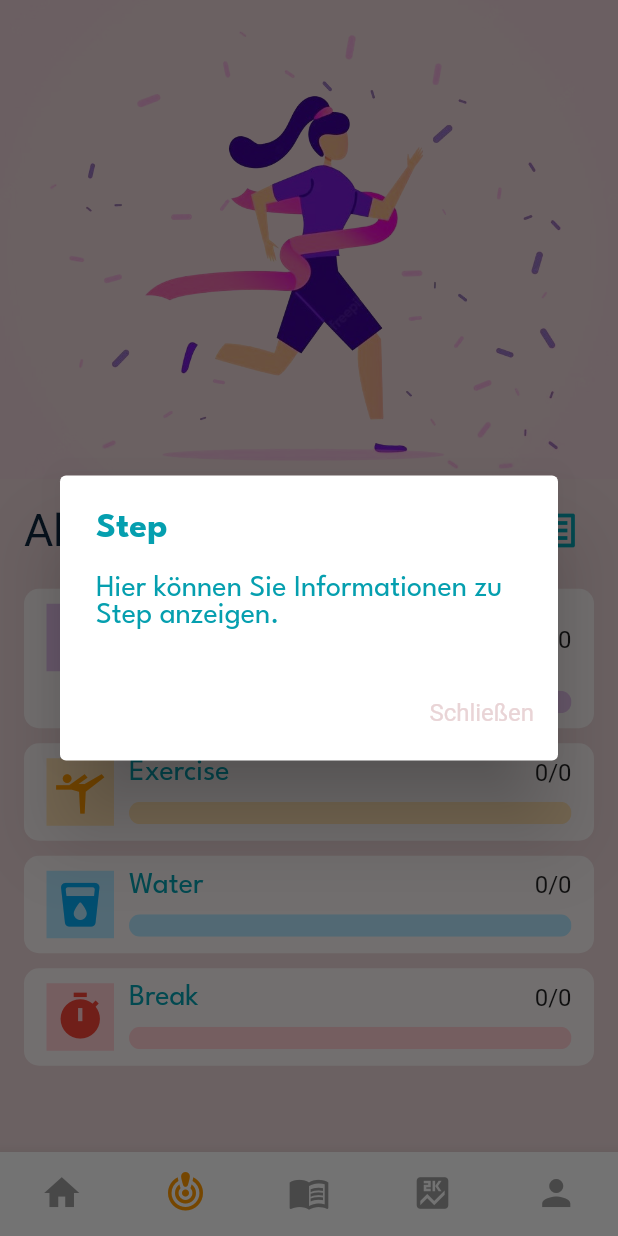
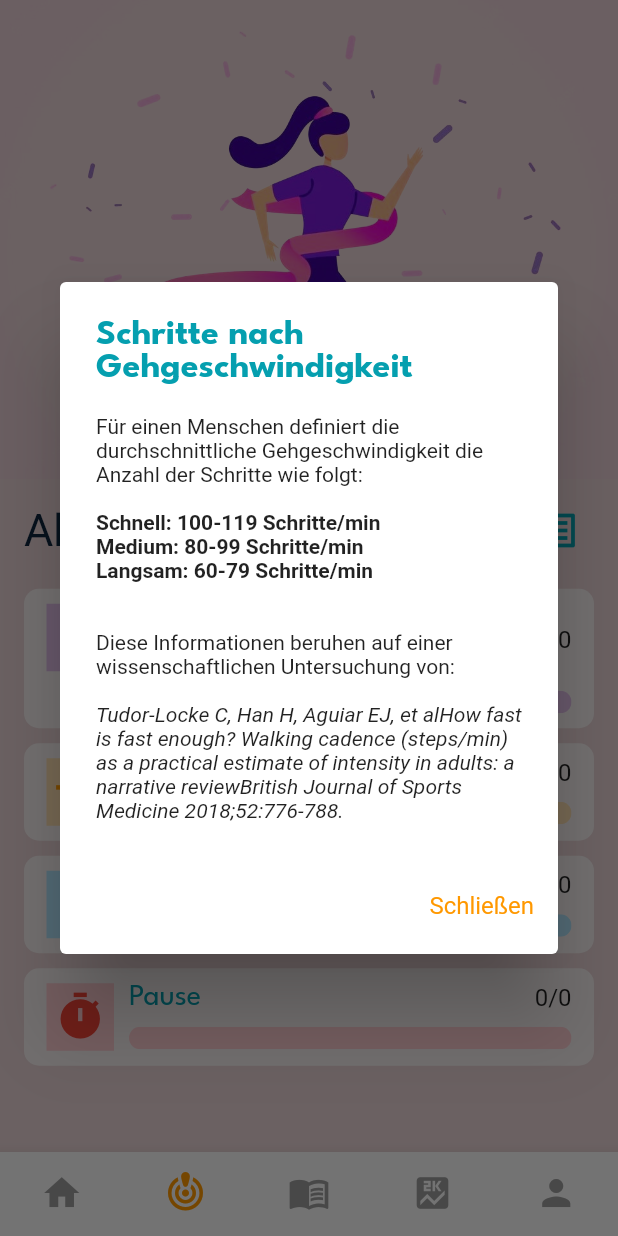
Before and after one commit to sourav-bh/carda-fit, a Flutter app: the LandingPage screen opened by its route, item 2 of the bottom bar chosen, after a tap on the "info" icon, on a phone screen of 412 x 824 dp. Run offline on Flutter 3.47's test engine with Material 2 defaults, Android fonts, the phone set to English and light mode, and no system bars; our stand-ins replace cached_network_image, firebase_core, firebase_messaging, flutter_local_notifications, flutter_svg, multi_select_flutter and 5 more; missing offline and left inert: any_link_preview, dart:ffi, excel, gradient_slide_to_act, random_avatar; accounts and stored records are empty; network calls fail; Roboto replaces fonts that are missing (NotoSans).

Commit message:
Fix minor issues and comment out exercise loading in splash for release build 3.0.2

```diff
--- a/lib/service/database_helper.dart
+++ b/lib/service/database_helper.dart
@@ -53,8 +53,8 @@ class DatabaseHelper {
     return await openDatabase(
       path,
       version: 7,
-      onCreate: _onCreate,
-      onUpgrade: _onUpgrade,
+      onCreate: _onCreate, // new users
+      onUpgrade: _onUpgrade, // old users
     );
   }
 
@@ -199,6 +199,7 @@ class DatabaseHelper {
         'ADD workingDays VARCHAR,'
         'ADD workStartTime VARCHAR,'
         'ADD workEndTime VARCHAR,'
+        'ADD walkingSpeed VARCHAR,'
         'ADD diseases VARCHAR,'
         'ADD preferredAlerts VARCHAR,'
         'ADD isMergedAlertSet INTEGER;');
--- a/lib/util/app_constant.dart
+++ b/lib/util/app_constant.dart
@@ -25,7 +25,7 @@ class AppCache {
   int userDbId = 0;
   int quoteIndex = 0;
   List<Exercise> exercises = [];
-  List<LearningContent> contents = [];
+  List<LearningContent> learningContents = [];
   String authToken = "";
   String fcmToken = "";
   bool didNotificationLaunchApp = false;
--- a/lib/util/common_util.dart
+++ b/lib/util/common_util.dart
@@ -221,17 +221,51 @@ class CommonUtil {
   static String getTaskAlertName(TaskType? type) {
     switch(type) {
       case TaskType.waterWithBreak:
-        return "Water & Break";
+        return "Wasser & Pause";
       case TaskType.exercise:
-        return "Exercise";
+        return "Übung";
       case TaskType.walkWithExercise:
-        return "Walk & Exercise";
+        return "Schritt & Übung";
       case TaskType.steps:
-        return "Walk";
+        return "Schritt";
       case TaskType.water:
-        return "Water";
+        return "Wasser";
       case TaskType.breaks:
-        return "Break";
+        return "Pause";
+      default:
+        return "";
+    }
+  }
+
+  static String convertPreferredAlertNames(String preferredAlerts) {
+    if (preferredAlerts == 'Nicht ausgewählt') return preferredAlerts;
+
+    List<String> alerts = preferredAlerts.split(", ");
+    String result = "";
+    for (var alert in alerts) {
+      print(alert);
+      String convertedName = getPreferredAlertNameFromENtoDE(alert.trim());
+      print(convertedName);
+      result += convertedName;
+      result += ', ';
+    }
+    return result.isNotEmpty ? result.substring(0, result.length - 2) : "";
+  }
+
+  static String getPreferredAlertNameFromENtoDE(String preferredAlert) {
+    switch(preferredAlert) {
+      case 'waterWithBreak':
+        return 'Wasser & Pause';
+      case 'exercise':
+        return "Übung";
+      case 'walkWithExercise':
+        return "Schritt & Übung ";
+      case 'steps':
+        return "Schritt";
+      case 'water':
+        return "Wasser";
+      case 'breaks':
+        return "Pause";
       default:
         return "";
     }
--- a/lib/view/edit_profile_page.dart
+++ b/lib/view/edit_profile_page.dart
@@ -45,7 +45,7 @@ class _EditProfilePageState extends State<EditProfilePage> {
       List.filled(CommonUtil.weekdayNames.length, false);
   String? _startTime = '';
   String? _endTime = '';
-  WalkingSpeed? _walkingSpeedValue;
+  WalkingSpeed? _walkingSpeedValue = WalkingSpeed.medium;
 
   final List<String> _conditionItems = [
     'Herz',
@@ -281,6 +281,7 @@ class _EditProfilePageState extends State<EditProfilePage> {
           _genderValue != null ? _genderValue.toString().split('.').last : "",
       weight: weight,
       height: height,
+      walkingSpeed: _walkingSpeedValue.toString().split('.').last,
       jobPosition: designation,
       jobType:
           _jobTypeValue != null ? _jobTypeValue.toString().split('.').last : "",
@@ -537,9 +538,9 @@ class _EditProfilePageState extends State<EditProfilePage> {
                     padding: const EdgeInsets.symmetric(
                         vertical: 10, horizontal: 10),
                     children: const {
-                      WalkingSpeed.fast: Text('schnell'),
-                      WalkingSpeed.medium: Text('medium'),
-                      WalkingSpeed.slow: Text('langsam'),
+                      WalkingSpeed.fast: Text('Schnell'),
+                      WalkingSpeed.medium: Text('Medium'),
+                      WalkingSpeed.slow: Text('Langsam'),
                     },
                     onValueChanged: (groupValue) {
                       setState(() {
--- a/lib/view/home_page.dart
+++ b/lib/view/home_page.dart
@@ -1,6 +1,7 @@
 import 'dart:math';
 
 import 'package:app/app.dart';
+import 'package:app/model/learning.dart';
 import 'package:app/model/user_daily_target.dart';
 import 'package:app/util/app_constant.dart';
 import 'package:app/util/app_style.dart';
@@ -29,6 +30,7 @@ class _HomePageState extends State<HomePage> {
   final List<FitnessItemInfo> _dailyFitnessItems = List.empty(growable: true);
   final List<LearningMaterialInfo> _learningMaterials =
       List.empty(growable: true);
+
   SnoozeTime? _selectedSnoozeTimeVal;
   final List<SnoozeTime> _snoozeTimeItems = [
     SnoozeTime(duration: const Duration(minutes: 5), isSelected: false),
@@ -47,7 +49,7 @@ class _HomePageState extends State<HomePage> {
 
     _dailyFitnessItems.addAll(FitnessItemInfo.generateDummyList());
 
-    // _createRandomAlerts();
+    _checkSnoozeTimeStatus();
     _loadCurrentProgress();
     _loadLearningContent();
   }
@@ -100,9 +102,9 @@ class _HomePageState extends State<HomePage> {
 //Wenn die Liste AppCache.instance.contents nicht leer ist, wird der erste Lerninhalt ausgewählt
 //und in die Liste _learningMaterials hinzugefügt. */
   _loadLearningContent() async {
-    if (AppCache.instance.contents.isNotEmpty) {
+    if (AppCache.instance.learningContents.isNotEmpty) {
       var info = await LearningMaterialInfo.copyContentFromLink(
-          AppCache.instance.contents.first);
+          AppCache.instance.learningContents.first);
       if (mounted) {
         setState(() {
           _learningMaterials.add(info);
@@ -160,12 +162,12 @@ class _HomePageState extends State<HomePage> {
                 Visibility(
                     visible: true,
                     child: Container(
-                      child: Container(
                       padding: const EdgeInsets.all(5),
                       child: Padding(
                           padding:
                               const EdgeInsets.only(left: 10.0, top: 10.0),
                           child: Row(
+                            crossAxisAlignment: CrossAxisAlignment.start,
                             children: [
                               Expanded(
                                 flex: 2,
@@ -203,33 +205,30 @@ class _HomePageState extends State<HomePage> {
                                 ),
                               ),
                               Padding(
-                                  padding: const EdgeInsets.all(10),
+                                padding: const EdgeInsets.symmetric(
+                                    horizontal: 10),
                                 child: GestureDetector(
                                   onTap: () {
                                     _showSnoozeTimeSelected(context);
                                   },
                                   child: Container(
-                                      decoration: BoxDecoration(
-                                        color: Colors.white,
-                                        borderRadius: BorderRadius.circular(10),
-                                        boxShadow: [
-                                          BoxShadow(
-                                            color: Colors.grey.withOpacity(0.5),
-                                            spreadRadius: 2,
-                                            blurRadius: 5,
-                                            offset: Offset(0, 3),
-                                          ),
-                                        ],
+                                    margin: const EdgeInsets.only(left: 20),
+                                    decoration: CommonUtil.getRectangleBoxDecoration(
+                                        _selectedSnoozeTimeVal != null
+                                            ? Colors.orangeAccent
+                                            : Colors.white70,
+                                        10
                                     ),
                                     child: Padding(
-                                        padding: const EdgeInsets.all(10),
-                                        child: Row(
+                                      padding: const EdgeInsets.all(5),
+                                      child: Column(
                                         mainAxisSize: MainAxisSize.min,
                                         children: [
-                                            Icon(Icons.snooze,
-                                                size: 20, color: Colors.black),
-                                            const SizedBox(width: 10),
-                                            const Text('Stummschalten'),
+                                          const Icon(Icons.snooze, size: 20, color: Colors.black),
+                                          const SizedBox(height: 0),
+                                          Text(_selectedSnoozeTimeVal != null
+                                              ? '${_selectedSnoozeTimeVal!.duration.inMinutes} min'
+                                              : 'Snooze'),
                                         ],
                                       ),
                                     ),
@@ -237,9 +236,10 @@ class _HomePageState extends State<HomePage> {
                                 ),
                               ),
                             ],
-                            )),
+                          )
                       ),
-                    )),
+                    )
+                ),
                 Container(
                   margin: const EdgeInsets.fromLTRB(16, 10, 16, 10),
                   padding: const EdgeInsets.all(15),
--- a/lib/view/landing_page.dart
+++ b/lib/view/landing_page.dart
@@ -243,7 +243,7 @@ class _LandingPageState extends State<LandingPage> {
     var bytes = data.buffer.asUint8List(data.offsetInBytes, data.lengthInBytes);
     var excel = Excel.decodeBytes(bytes);
 
-    AppCache.instance.contents.clear();
+    AppCache.instance.learningContents.clear();
     List<LearningContent> learningContents = [];
     for (var table in excel.tables.keys) {
       Sheet? sheet = excel.tables[table];
@@ -259,7 +259,7 @@ class _LandingPageState extends State<LandingPage> {
           content.contentUri = linkCell?.value.toString();
           learningContents.add(content);
 
-          AppCache.instance.contents.add(content);
+          AppCache.instance.learningContents.add(content);
           DatabaseHelper.instance.addLearningContent(content);
         }
 
--- a/lib/view/registration_page.dart
+++ b/lib/view/registration_page.dart
@@ -51,7 +51,7 @@ class _RegistrationPageState extends State<RegistrationPage> {
   final TextEditingController _designationText = TextEditingController();
 
   Gender? _genderValue;
-  WalkingSpeed? _walkingSpeedValue;
+  WalkingSpeed? _walkingSpeedValue = WalkingSpeed.medium;
   JobType? _jobTypeValue;
   String? _avatarImage;
 
@@ -177,6 +177,7 @@ class _RegistrationPageState extends State<RegistrationPage> {
           _genderValue != null ? _genderValue.toString().split('.').last : "",
       weight: weight,
       height: height,
+      walkingSpeed: _walkingSpeedValue.toString().split('.').last,
       teamName: AppConstant.teamNameForCustomBuild,
       score: 0,
       jobPosition: designation,
@@ -736,9 +737,9 @@ class _RegistrationPageState extends State<RegistrationPage> {
                     padding: const EdgeInsets.symmetric(
                         vertical: 10, horizontal: 10),
                     children: const {
-                      WalkingSpeed.fast: Text('schnell'),
-                      WalkingSpeed.medium: Text('medium'),
-                      WalkingSpeed.slow: Text('langsam'),
+                      WalkingSpeed.fast: Text('Schnell'),
+                      WalkingSpeed.medium: Text('Medium'),
+                      WalkingSpeed.slow: Text('Langsam'),
                     },
                     onValueChanged: (groupValue) {
                       setState(() {
--- a/lib/view/splash_page.dart
+++ b/lib/view/splash_page.dart
@@ -68,10 +68,11 @@ class _SplashPageState extends State<SplashPage> {
   Future<bool> checkDataSaved() async {
     // bool check if data is saved
     final dbHelper = DatabaseHelper.instance;
-    final exercises = await dbHelper.getExercises();
+    // final exercises = await dbHelper.getExercises();
     final learningContents = await dbHelper.getLearningContents();
+    AppCache.instance.learningContents = learningContents;
 
-    return exercises.isNotEmpty && learningContents.isNotEmpty;
+    return /*exercises.isNotEmpty && */learningContents.isNotEmpty;
   }
 
 //**Eine Methode zum Laden von Übungsdaten aus einer Excel-Datei im Assets-Ordner der App.
@@ -135,20 +136,17 @@ class _SplashPageState extends State<SplashPage> {
             exercise.duration = duration;
             exercise.url = url;
 
-            exercise.stepsJson = json.encode(steps);
-
+            // exercise.stepsJson = json.encode(steps);
             exercise.steps = [];
             exercise.steps?.addAll(steps);
 
-            await dbHelper.addExercise(exercise);
-
-            List<Exercise> exercises = await dbHelper.getExercises();
-
+            // await dbHelper.addExercise(exercise);
+            // List<Exercise> exercises = await dbHelper.getExercises();
               // Deserialize the stepsJson field back into a list of ExerciseStep
-            exercises.forEach((exercise) {
-              List<dynamic> stepsJson = json.decode(exercise.stepsJson!);
-              exercise.steps = stepsJson.map((step) => ExerciseStep.fromMap(step)).toList();
-            });
+            // exercises.forEach((exercise) {
+            //   List<dynamic> stepsJson = json.decode(exercise.stepsJson!);
+            //   exercise.steps = stepsJson.map((step) => ExerciseStep.fromMap(step)).toList();
+            // });
 
             exerciseName = "";
             duration = 0;
@@ -168,8 +166,7 @@ class _SplashPageState extends State<SplashPage> {
     var bytes = data.buffer.asUint8List(data.offsetInBytes, data.lengthInBytes);
     var excel = Excel.decodeBytes(bytes);
 
-    AppCache.instance.contents.clear();
-
+    AppCache.instance.learningContents.clear();
     final dbHelper = DatabaseHelper.instance;
 
     for (var table in excel.tables.keys) {
--- a/lib/view/user_activity_page.dart
+++ b/lib/view/user_activity_page.dart
@@ -1,5 +1,7 @@
 import 'package:app/app.dart';
 import 'package:app/model/user_daily_target.dart';
+import 'package:app/model/user_info.dart';
+import 'package:app/service/database_helper.dart';
 import 'package:app/util/app_style.dart';
 import 'package:app/util/shared_preference.dart';
 import 'package:app/view/widgets/user_activity_item.dart';
@@ -17,10 +19,31 @@ class UserActivityPage extends StatefulWidget {
 class _UserActivityPageState extends State<UserActivityPage> {
   DailyTarget? _dailyTarget;
   DailyTarget? _completedJobs;
+  WalkingSpeed? _walkingSpeedValue = WalkingSpeed.medium;
 
   @override
   void initState() {
     super.initState();
+
+    _loadUserInfo();
+  }
+
+  _loadUserInfo() async {
+    int userDbId = await SharedPref.instance.getValue(SharedPref.keyUserDbId);
+    UserInfo? userInfo = await DatabaseHelper.instance.getUserInfo(userDbId);
+    if (userInfo != null) {
+      setState(() {
+        if (userInfo.walkingSpeed == "slow") {
+          _walkingSpeedValue = WalkingSpeed.slow;
+        } else if (userInfo.walkingSpeed == 'fast') {
+          _walkingSpeedValue = WalkingSpeed.fast;
+        } else {
+          _walkingSpeedValue = WalkingSpeed.medium;
+        }
+      });
+    }
+
+    print(_walkingSpeedValue);
   }
 
   @override
@@ -86,7 +109,7 @@ class _UserActivityPageState extends State<UserActivityPage> {
                 children: [
                   UserActivityItemView(
                       icon: Icons.directions_walk,
-                      title: "Step",
+                      title: "Schritt",
                       subTitle:
                           "${_completedJobs?.steps ?? 0}/${_dailyTarget?.steps ?? 0}",
                       highlightColor: Colors.purple,
@@ -95,7 +118,7 @@ class _UserActivityPageState extends State<UserActivityPage> {
                           (_dailyTarget?.steps ?? 1))),
                   UserActivityItemView(
                       icon: Icons.sports_gymnastics,
-                      title: "Exercise",
+                      title: "Übung",
                       subTitle:
                           "${_completedJobs?.exercises ?? 0}/${_dailyTarget?.exercises ?? 0}",
                       highlightColor: Colors.orange,
@@ -104,7 +127,7 @@ class _UserActivityPageState extends State<UserActivityPage> {
                           (_dailyTarget?.exercises ?? 1))),
                   UserActivityItemView(
                       icon: Icons.local_drink_rounded,
-                      title: "Water",
+                      title: "Wasser",
                       subTitle:
                           "${_completedJobs?.waterGlasses ?? 0}/${_dailyTarget?.waterGlasses ?? 0}",
                       highlightColor: Colors.lightBlue,
@@ -113,7 +136,7 @@ class _UserActivityPageState extends State<UserActivityPage> {
                           (_dailyTarget?.waterGlasses ?? 1))),
                   UserActivityItemView(
                       icon: Icons.timer,
-                      title: "Break",
+                      title: "Pause",
                       subTitle:
                           "${_completedJobs?.breaks ?? 0}/${_dailyTarget?.breaks ?? 0}",
                       highlightColor: Colors.red,
--- a/lib/view/user_learning_page.dart
+++ b/lib/view/user_learning_page.dart
@@ -147,7 +147,7 @@ class _UserLearningPageState extends State<UserLearningPage> {
       });
     }
 
-    _loadContentsFromAsset(true, _userCondition);
+    await _loadContentsFromAsset(true, _userCondition);
 
     if (_learningMaterials.isEmpty) {
       setState(() {
--- a/lib/view/user_profile_page.dart
+++ b/lib/view/user_profile_page.dart
@@ -6,6 +6,7 @@ import 'package:app/model/user_info.dart';
 import 'package:app/service/database_helper.dart';
 import 'package:app/util/app_constant.dart';
 import 'package:app/util/app_style.dart';
+import 'package:app/util/common_util.dart';
 import 'package:app/util/shared_preference.dart';
 import 'package:app/view/widgets/avatar_picker_dialog.dart';
 import 'package:flutter/foundation.dart';
@@ -221,13 +222,13 @@ class _UserProfilePageState extends State<UserProfilePage> {
                                   },
                                 );
                               },
-                              child: Icon(Icons.edit, size: 20),
                               style: ElevatedButton.styleFrom(
-                                shape: CircleBorder(),
-                                padding: EdgeInsets.all(8),
+                                shape: const CircleBorder(),
+                                padding: const EdgeInsets.all(8),
                                 primary: Colors.white,
                                 elevation: 0,
                               ),
+                              child: const Icon(Icons.edit, size: 20),
                             ),
                           ),
                         ],
@@ -320,8 +321,8 @@ class _UserProfilePageState extends State<UserProfilePage> {
                             context: context,
                             icon: Icons.notifications,
                             label: 'Alarme:',
-                            value: _userInfo?.preferredAlerts ??
-                                "Nicht ausgewählt",
+                            value: CommonUtil.convertPreferredAlertNames(
+                                _userInfo?.preferredAlerts ?? "Nicht ausgewählt"),
                           ),
                         ],
                       ),
--- a/lib/view/widgets/user_activity_item.dart
+++ b/lib/view/widgets/user_activity_item.dart
@@ -56,24 +56,47 @@ class UserActivityItemView extends StatelessWidget {
                           style: Theme.of(context).textTheme.subtitle1,
                         ),
                         if (title ==
-                            "Step") // Falls title == step, dann zeige info icon
+                            "Schritt") // Falls title == step, dann zeige info icon
                           IconButton(
-                            icon: Icon(Icons.info),
+                            icon: const Icon(Icons.info),
                             color: highlightColor,
                             onPressed: () {
                               showDialog(
                                 context: context,
                                 builder: (context) {
                                   return AlertDialog(
-                                    title: Text(title),
-                                    content: Text(
-                                        "Hier können Sie Informationen zu $title anzeigen."),
+                                    title: const Text('Schritte nach Gehgeschwindigkeit'),
+                                    content: RichText (
+                                      text: const TextSpan (
+                                        children: <TextSpan> [
+                                          TextSpan(
+                                            text: "Für einen Menschen definiert die durchschnittliche Gehgeschwindigkeit die Anzahl der Schritte wie folgt:\n\n",
+                                            style: TextStyle(color: Colors.black87),
+                                          ),
+                                          TextSpan(
+                                            text:
+                                                "Schnell: 100-119 Schritte/min\n"
+                                                "Medium: 80-99 Schritte/min\n"
+                                                "Langsam: 60-79 Schritte/min\n\n\n",
+                                            style: TextStyle(color: Colors.black87, fontWeight: FontWeight.bold),
+                                          ),
+                                          TextSpan(
+                                            text: "Diese Informationen beruhen auf einer wissenschaftlichen Untersuchung von:\n\n",
+                                            style: TextStyle(color: Colors.black87),
+                                          ),
+                                          TextSpan(
+                                            text: "Tudor-Locke C, Han H, Aguiar EJ, et alHow fast is fast enough? Walking cadence (steps/min) as a practical estimate of intensity in adults: a narrative reviewBritish Journal of Sports Medicine 2018;52:776-788.",
+                                            style: TextStyle(color: Colors.black87, fontStyle: FontStyle.italic),
+                                          ),
+                                        ]
+                                      ),
+                                    ),
                                     actions: [
                                       TextButton(
                                         onPressed: () {
                                           Navigator.of(context).pop();
                                         },
-                                        child: Text('Schließen'),
+                                        child: const Text('Schließen', style: TextStyle(color: Colors.orange),),
                                       ),
                                     ],
                                   );
--- a/pubspec.yaml
+++ b/pubspec.yaml
@@ -15,7 +15,7 @@ publish_to: 'none' # Remove this line if you wish to publish to pub.dev
 # In iOS, build-name is used as CFBundleShortVersionString while build-number used as CFBundleVersion.
 # Read more about iOS versioning at
 # https://developer.apple.com/library/archive/documentation/General/Reference/InfoPlistKeyReference/Articles/CoreFoundationKeys.html
-version: 1.0.0+1
+version: 3.0.2
 
 environment:
   sdk: '>=2.17.1 <3.0.0'
```
Also changed, not shown: pubspec.lock, 3 other files. Lines whose indentation alone changed are shown as unchanged.
